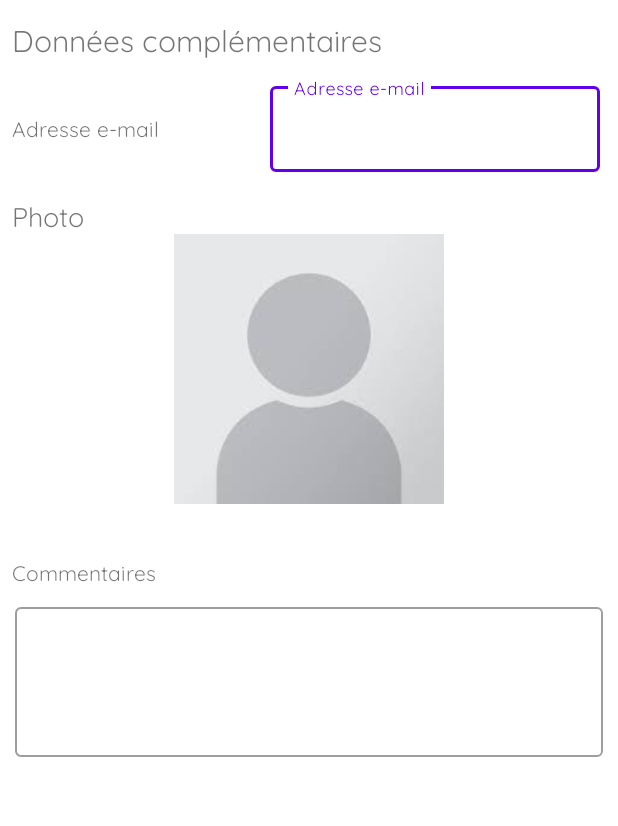
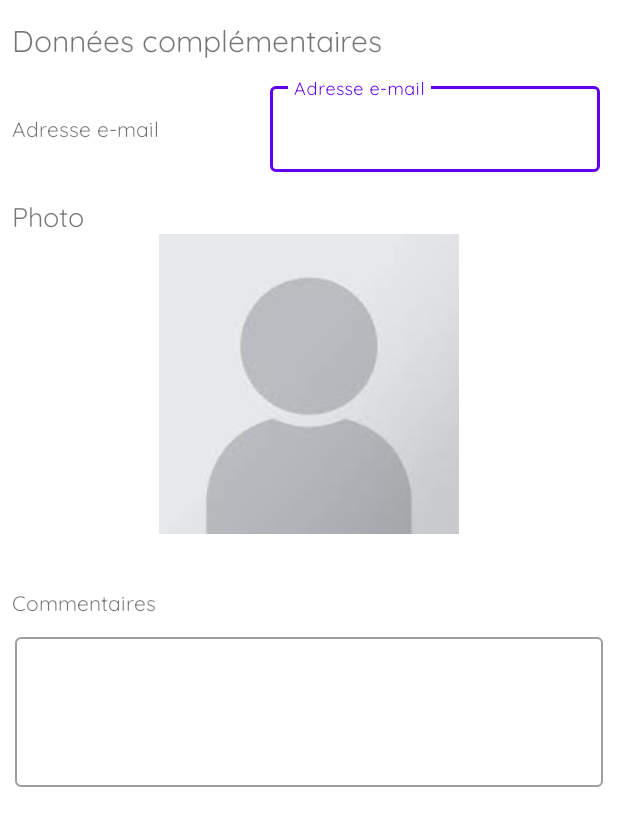
Before and after one commit to Alessandro-AP/AND_Labo3, an Android app: the layout additional_details_section.xml on its own in the app's theme, with its tools: preview values and no code run, on a phone screen of 412 x 824 dp. Shown: the top 826 px of the screen. Run offline under Robolectric (Android 15) with nearby library versions, the phone set to English and light mode, and no system bars.

Commit message:
refactor layout names

```diff
--- a/app/src/main/java/com/example/labo3/MainActivity.kt
+++ b/app/src/main/java/com/example/labo3/MainActivity.kt
@@ -34,7 +34,7 @@ class MainActivity : AppCompatActivity() {
         }
 
         datePicker.addOnPositiveButtonClickListener {
-            binding.baseInclude.birthdayTextField.editText?.setText(datePicker.headerText)
+            binding.baseInclude.birthdayET.editText?.setText(datePicker.headerText)
         }
 
         binding.baseInclude.radioGroup.setOnCheckedChangeListener  { _, choiceId ->
@@ -64,8 +64,8 @@ class MainActivity : AppCompatActivity() {
         val sectors = resources.getStringArray(R.array.sectors)
         val arraySectorsAdapter = ArrayAdapter(this, R.layout.list_item, sectors)
 
-        binding.baseInclude.autoCompleteTextView.setAdapter(arrayNationalitiesAdapter)
-        binding.employeeInclude.autoCompleteTextView.setAdapter(arraySectorsAdapter)
+        binding.baseInclude.nationalitySpinner.setAdapter(arrayNationalitiesAdapter)
+        binding.employeeInclude.sectorsSpinner.setAdapter(arraySectorsAdapter)
     }
 
     override fun dispatchTouchEvent(ev: MotionEvent?): Boolean {
--- a/app/src/main/res/layout/activity_main.xml
+++ b/app/src/main/res/layout/activity_main.xml
@@ -1,11 +1,10 @@
 <?xml version="1.0" encoding="utf-8"?>
-<ScrollView
-    xmlns:android="http://schemas.android.com/apk/res/android"
+<ScrollView xmlns:android="http://schemas.android.com/apk/res/android"
     xmlns:app="http://schemas.android.com/apk/res-auto"
     xmlns:tools="http://schemas.android.com/tools"
     android:layout_width="match_parent"
     android:layout_height="match_parent"
-    tools:context=".MainActivity" >
+    tools:context=".MainActivity">
 
     <androidx.constraintlayout.widget.ConstraintLayout
         android:layout_width="match_parent"
--- a/app/src/main/res/layout/additional_details_section.xml
+++ b/app/src/main/res/layout/additional_details_section.xml
@@ -7,30 +7,30 @@
     android:layout_height="wrap_content">
 
     <TextView
-        android:id="@+id/textView7"
-        android:layout_width="wrap_content"
+        android:id="@+id/additionalData"
+        android:layout_width="match_parent"
         android:layout_height="wrap_content"
+        android:layout_marginStart="8dp"
         android:layout_marginTop="12dp"
-        android:layout_marginStart="8dp"
-        android:textSize="20sp"
         android:fontFamily="@font/quicksand"
         android:text="@string/additional_title"
+        android:textSize="20sp"
         app:layout_constraintStart_toStartOf="parent"
         app:layout_constraintTop_toTopOf="parent" />
 
     <TextView
-        android:id="@+id/textView8"
+        android:id="@+id/mailTV"
         android:layout_width="wrap_content"
         android:layout_height="wrap_content"
-        android:fontFamily="@font/quicksand"
         android:layout_marginStart="8dp"
         android:layout_marginTop="35dp"
+        android:fontFamily="@font/quicksand"
         android:text="@string/additional_email_title"
         app:layout_constraintStart_toStartOf="parent"
-        app:layout_constraintTop_toBottomOf="@+id/textView7" />
+        app:layout_constraintTop_toBottomOf="@+id/additionalData" />
 
     <com.google.android.material.textfield.TextInputLayout
-        android:id="@+id/outlinedTextField4"
+        android:id="@+id/mailET"
         style="@style/Widget.MaterialComponents.TextInputLayout.OutlinedBox"
         android:layout_width="220dp"
         android:layout_height="wrap_content"
@@ -38,64 +38,67 @@
         android:layout_marginEnd="12dp"
         android:hint="@string/additional_email_title"
         app:layout_constraintEnd_toEndOf="parent"
-        app:layout_constraintTop_toBottomOf="@+id/textView7">
+        app:layout_constraintTop_toBottomOf="@+id/additionalData">
 
         <com.google.android.material.textfield.TextInputEditText
+            android:layout_width="match_parent"
+            android:layout_height="match_parent"
             android:fontFamily="@font/quicksand"
-            android:layout_width="match_parent"
-            android:layout_height="match_parent" />
+            android:inputType="textEmailAddress" />
 
     </com.google.android.material.textfield.TextInputLayout>
 
     <TextView
-        android:id="@+id/textView9"
-        android:layout_width="wrap_content"
+        android:id="@+id/photoTV"
+        android:layout_width="match_parent"
         android:layout_height="wrap_content"
-        android:fontFamily="@font/quicksand"
         android:layout_marginStart="8dp"
         android:layout_marginTop="35dp"
+        android:fontFamily="@font/quicksand"
+        android:text="@string/additional_picture_title"
         android:textSize="18sp"
-        android:text="@string/additional_picture_title"
         app:layout_constraintStart_toStartOf="parent"
-        app:layout_constraintTop_toBottomOf="@+id/textView8" />
+        app:layout_constraintTop_toBottomOf="@+id/mailTV" />
 
     <ImageView
-        android:id="@+id/imageView"
-        android:layout_width="180dp"
-        android:layout_height="180dp"
+        android:id="@+id/photoIV"
+        android:layout_width="match_parent"
+        android:layout_height="200dp"
+        android:contentDescription="@string/additional_picture_cntdesc"
+        android:scaleType="fitCenter"
         app:layout_constraintEnd_toEndOf="parent"
         app:layout_constraintStart_toStartOf="parent"
-        app:layout_constraintTop_toBottomOf="@+id/textView9"
+        app:layout_constraintTop_toBottomOf="@+id/photoTV"
         app:srcCompat="@drawable/placeholder_selfie" />
 
     <TextView
-        android:id="@+id/textView10"
-        android:layout_width="wrap_content"
+        android:id="@+id/remarksTV"
+        android:layout_width="match_parent"
         android:layout_height="wrap_content"
-        android:fontFamily="@font/quicksand"
         android:layout_marginStart="8dp"
         android:layout_marginTop="35dp"
+        android:fontFamily="@font/quicksand"
         android:text="@string/additional_remarks_title"
         app:layout_constraintStart_toStartOf="parent"
-        app:layout_constraintTop_toBottomOf="@+id/imageView" />
+        app:layout_constraintTop_toBottomOf="@+id/photoIV" />
 
     <com.google.android.material.textfield.TextInputLayout
-        android:id="@+id/remarks"
+        android:id="@+id/remarksET"
         style="@style/Widget.MaterialComponents.TextInputLayout.OutlinedBox"
         android:layout_width="match_parent"
         android:layout_height="wrap_content"
+        android:layout_marginStart="10dp"
         android:layout_marginTop="8dp"
         android:layout_marginEnd="10dp"
-        android:layout_marginStart="10dp"
         app:layout_constraintEnd_toEndOf="parent"
         app:layout_constraintStart_toStartOf="parent"
-        app:layout_constraintTop_toBottomOf="@+id/textView10">
+        app:layout_constraintTop_toBottomOf="@+id/remarksTV">
 
         <com.google.android.material.textfield.TextInputEditText
             android:layout_width="match_parent"
             android:layout_height="match_parent"
-            android:minHeight="100dp"
-            android:fontFamily="@font/quicksand" />
+            android:fontFamily="@font/quicksand"
+            android:minHeight="100dp" />
 
     </com.google.android.material.textfield.TextInputLayout>
 
```
Also changed, not shown: app/src/main/res/layout/base_details_section.xml (+41 -39 lines), app/src/main/res/layout/employee_section.xml (+24 -24 lines), app/src/main/res/layout/student_section.xml (+17 -17 lines).
